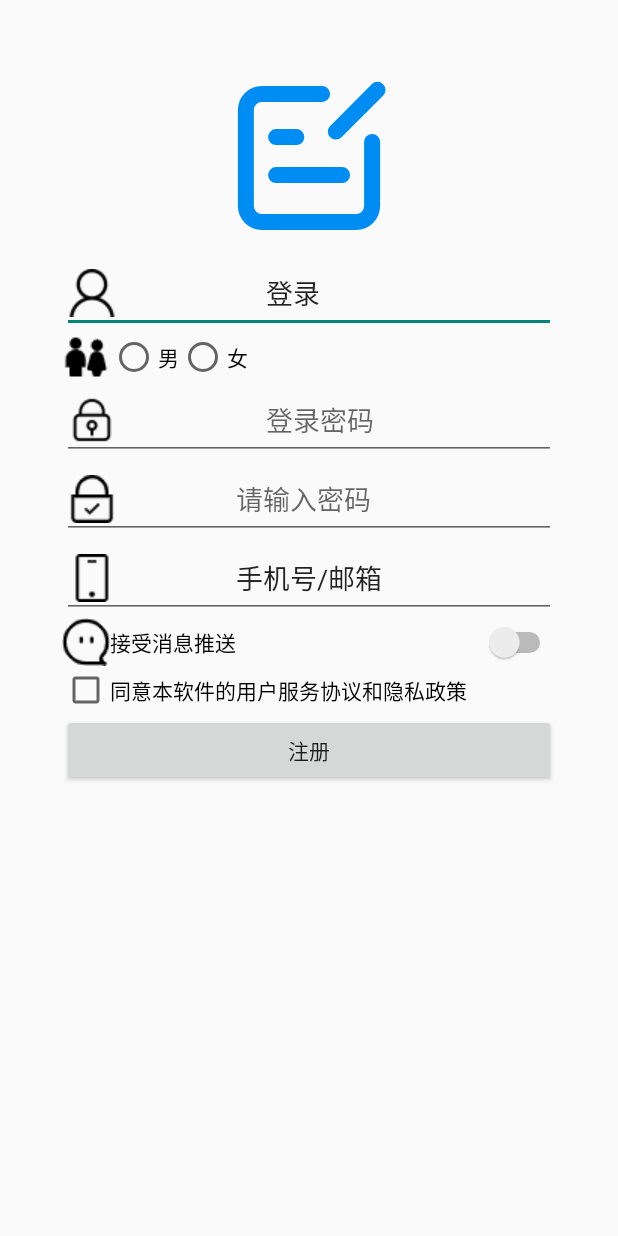
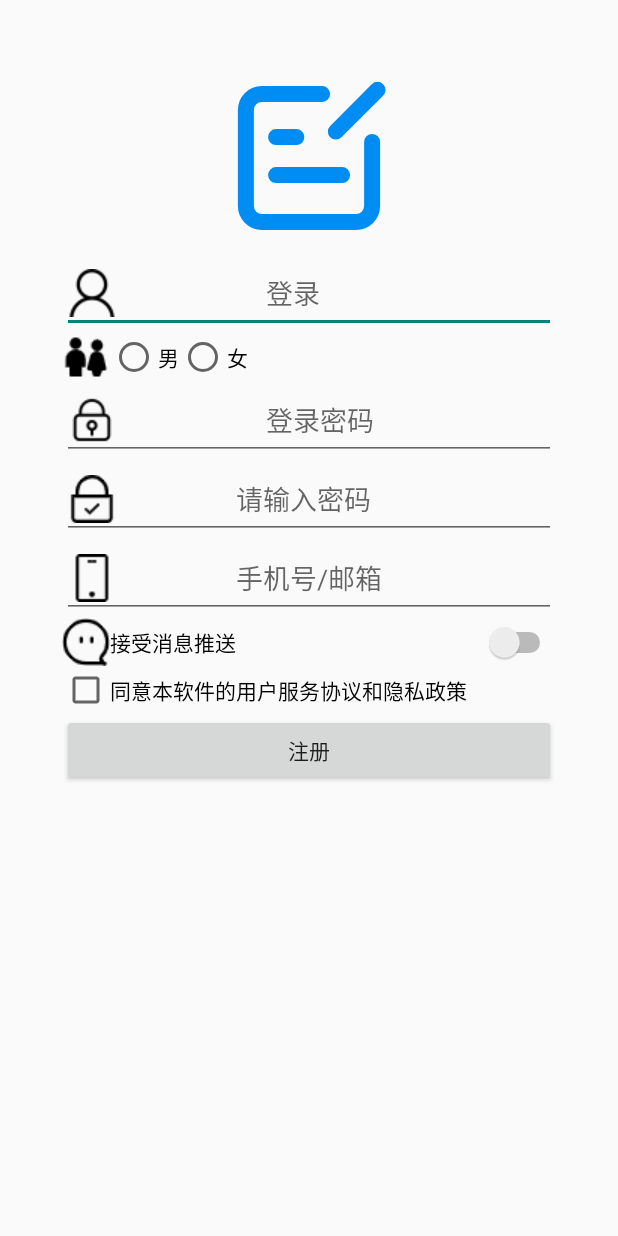
Before and after one commit to Hpun/HelloWorld, an Android app: the RegisterActivity screen opened directly, with no data from a screen before it, on a phone screen of 412 x 824 dp. Run offline under Robolectric (Android 15) with nearby library versions, the phone set to English and light mode, and no system bars.

Commit message:
实现功能：讲用户资料显示到HOME界面

```diff
--- a/app/src/main/java/com/example/helloworld/HomeActivity.java
+++ b/app/src/main/java/com/example/helloworld/HomeActivity.java
@@ -3,6 +3,7 @@ package com.example.helloworld;
 import androidx.appcompat.app.AppCompatActivity;
 
 import android.content.Intent;
+import android.content.SharedPreferences;
 import android.os.Bundle;
 
 import com.example.helloworld.databinding.ActivityHomeBinding;
@@ -19,5 +20,10 @@ public class HomeActivity extends AppCompatActivity {
         Intent intent=getIntent();
         String phone = intent.getStringExtra("data_phone");
         mBinding.textphone.setText(phone);
+        SharedPreferences sp=getSharedPreferences("user_info",MODE_PRIVATE);
+        String textname = sp.getString("name"+phone,"0");
+        String textsex = sp.getString("sex"+phone,"0");
+        mBinding.textname.setText(textname);
+        mBinding.textsex.setText(textsex);
     }
 }
--- a/app/src/main/res/layout/activity_register.xml
+++ b/app/src/main/res/layout/activity_register.xml
@@ -67,8 +67,8 @@
                 android:drawableStart="@drawable/username"
                 android:drawablePadding="100dp"
                 android:ems="10"
-                android:inputType="textPersonName"
-                android:text="@string/login" />
+                android:hint="@string/login"
+                android:inputType="textPersonName" />
 
             <LinearLayout
                 android:layout_width="match_parent"
@@ -131,12 +131,12 @@
                 android:layout_width="match_parent"
                 android:layout_height="wrap_content"
                 android:layout_weight="1"
+                android:autofillHints=""
                 android:drawableStart="@drawable/phone"
                 android:drawablePadding="80dp"
                 android:ems="10"
-                android:inputType="phone"
-                android:text="@string/phone"
-                android:autofillHints="" />
+                android:hint="@string/phone"
+                android:inputType="phone" />
 
             <Switch
                 android:id="@+id/switch_sms"
--- a/app/src/main/res/values/strings.xml
+++ b/app/src/main/res/values/strings.xml
@@ -55,5 +55,4 @@
     <string name="close">关</string>
     <string name="appraise">星评价</string>
     <string name="ok_hint">请先填写数值，再点击确定</string>
-    <string name="todo">TODO</string>
 </resources>
```
